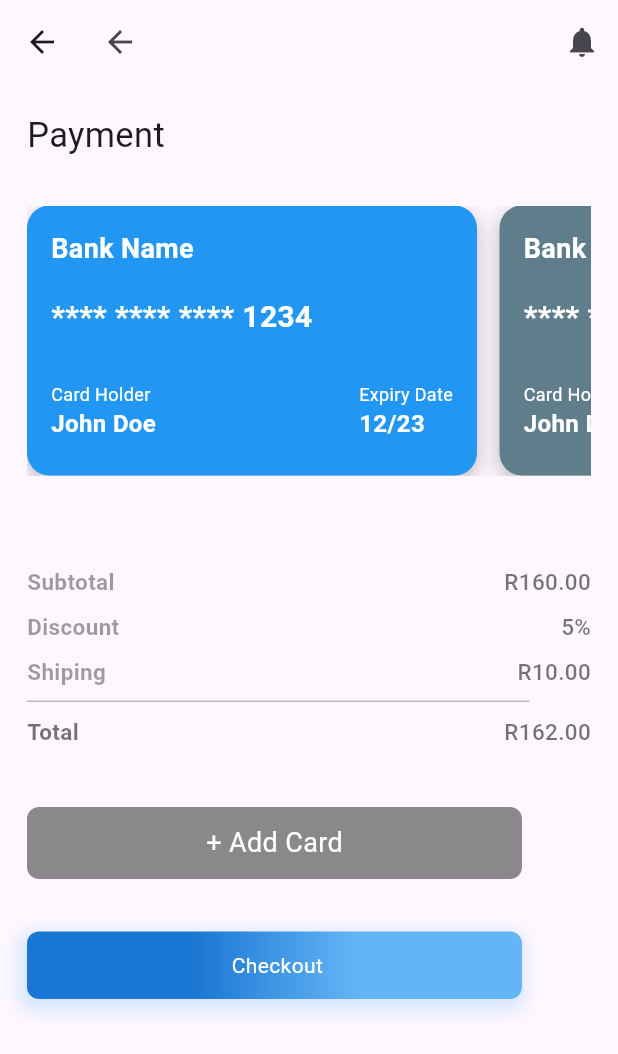
After one commit to ravishankarpradhan76/ecommerce, a Flutter app: the PaymentPage screen opened directly, on a phone screen of 412 x 824 dp. The commit adds this screen. Shown: the top 1054 px of the screen. Run offline on Flutter 3.47's test engine with Material 3 defaults, Android fonts, the phone set to English and light mode, and no system bars; network calls fail.

Commit message:
Checkout_page.dart

```diff
--- a/lib/common_widgets/common_button.dart
+++ b/lib/common_widgets/common_button.dart
@@ -9,7 +9,7 @@ class CommonButton extends StatelessWidget {
   @override
   Widget build(BuildContext context) {
     return Container(
-      width: 300,
+      width: 330,
       height: 45,
       decoration: BoxDecoration(
         gradient: LinearGradient(
--- a/lib/main.dart
+++ b/lib/main.dart
@@ -1,8 +1,11 @@
+import 'package:ecommerce/pages/home/Chechout_Screen.dart';
 import 'package:ecommerce/pages/home/home_page.dart';
 import 'package:ecommerce/pages/Log_In.dart';
 import 'package:ecommerce/pages/Sign_Up_Page.dart';
 import 'package:ecommerce/pages/Splash_Screen.dart';
 import 'package:ecommerce/pages/home/home_page1.dart';
+import 'package:ecommerce/pages/home/widgets/comfirmation_Page.dart';
+import 'package:ecommerce/pages/home/widgets/payment_page.dart';
 import 'package:ecommerce/pages/welcome_page.dart';
 import 'package:flutter/material.dart';
 
@@ -22,7 +25,7 @@ class MyApp extends StatelessWidget {
         colorScheme: ColorScheme.fromSeed(seedColor: Colors.deepPurple),
         useMaterial3: true,
       ),
-      home: HomePage1(),
+      home: ChechoutScreen(),
     );
   }
 }
--- /dev/null
+++ b/lib/pages/home/widgets/payment_page.dart
@@ -0,0 +1,222 @@
+import 'package:flutter/material.dart';
+
+import '../../../common_widgets/common_button.dart';
+
+class PaymentPage extends StatelessWidget {
+  const PaymentPage({Key? key}) : super(key: key);
+
+  @override
+  Widget build(BuildContext context) {
+    return  Scaffold(
+        appBar: AppBar(
+        actions: [
+        IconButton(onPressed: () {}, icon: const Icon(Icons.arrow_back)),
+    SizedBox(width: 260,),
+    IconButton(onPressed: () {}, icon: const Icon(Icons.notifications)),
+    ]
+        ),
+      body: Padding(
+        padding: const EdgeInsets.all(18.0),
+        child: Column(
+          crossAxisAlignment: CrossAxisAlignment.start,
+          children: [
+            Text('Payment',style: TextStyle(fontSize: 23,fontWeight: FontWeight.w400),),
+            SizedBox(height: 30,),
+            SingleChildScrollView(
+                  scrollDirection: Axis.horizontal,
+                  child: Row(
+                  children: [
+                  Container(
+                width: 300, // Width of the card
+                height: 180, // Height of the card
+                decoration: BoxDecoration(
+                  color: Colors.blue, // Card background color
+                  borderRadius: BorderRadius.circular(15), // Rounded corners
+                  boxShadow: [
+                    BoxShadow(
+                      color: Colors.black26,
+                      blurRadius: 10.0,
+                      offset: Offset(0, 4), // Shadow effect
+                    ),
+                  ],
+                ),
+                padding: EdgeInsets.all(16),
+                child: Column(
+                  crossAxisAlignment: CrossAxisAlignment.start,
+                  children: [
+                  Text('Bank Name',style: TextStyle(color: Colors.white, fontSize: 18, fontWeight: FontWeight.bold),),
+                    SizedBox(height: 18,),
+                    Text('**** **** **** 1234',style: TextStyle(color: Colors.white, fontSize: 20, fontWeight: FontWeight.bold),),
+                    SizedBox(height: 28,),
+                    Row(
+                      mainAxisAlignment: MainAxisAlignment.spaceBetween,
+                      children: [
+                        Column(
+                          crossAxisAlignment: CrossAxisAlignment.start,
+                          children: [
+                            Text('Card Holder',style: TextStyle(color: Colors.white, fontSize: 12),),
+                            Text('John Doe',style: TextStyle(color: Colors.white, fontSize: 16, fontWeight: FontWeight.bold),),
+                          ],
+                        ),
+                        Column(
+                          crossAxisAlignment: CrossAxisAlignment.start,
+                          children: [
+                            Text('Expiry Date',style: TextStyle(color: Colors.white, fontSize: 12),),
+                            Text('12/23',style: TextStyle(color: Colors.white, fontSize: 16, fontWeight: FontWeight.bold),),
+                          ],
+                        ),
+                      ],
+                    ),
+
+                  ],
+                    )
+                ),
+                  SizedBox(width: 15,),
+                  Container(
+                    width: 300, // Width of the card
+                    height: 180, // Height of the card
+                    decoration: BoxDecoration(
+                      color: Colors.blueGrey, // Card background color
+                      borderRadius: BorderRadius.circular(15), // Rounded corners
+                      boxShadow: [
+                        BoxShadow(
+                          color: Colors.black26,
+                          blurRadius: 10.0,
+                          offset: Offset(0, 4), // Shadow effect
+                        ),
+                      ],
+                    ),
+                    padding: EdgeInsets.all(16),
+                    child: Column(
+                      crossAxisAlignment: CrossAxisAlignment.start,
+                      children: [
+                        Text('Bank Name',style: TextStyle(color: Colors.white, fontSize: 18, fontWeight: FontWeight.bold),),
+                        SizedBox(height: 18,),
+                        Text('**** **** **** 1234',style: TextStyle(color: Colors.white, fontSize: 20, fontWeight: FontWeight.bold),),
+                        SizedBox(height: 28,),
+                        Row(
+                          mainAxisAlignment: MainAxisAlignment.spaceBetween,
+                          children: [
+                            Column(
+                              crossAxisAlignment: CrossAxisAlignment.start,
+                              children: [
+                                Text('Card Holder',style: TextStyle(color: Colors.white, fontSize: 12),),
+                                Text('John Doe',style: TextStyle(color: Colors.white, fontSize: 16, fontWeight: FontWeight.bold),),
+                              ],
+                            ),
+                            Column(
+                              crossAxisAlignment: CrossAxisAlignment.start,
+                              children: [
+                                Text('Expiry Date',style: TextStyle(color: Colors.white, fontSize: 12),),
+                                Text('12/23',style: TextStyle(color: Colors.white, fontSize: 16, fontWeight: FontWeight.bold),),
+                              ],
+                            ),
+                          ],
+                        ),
+
+                      ],
+                    )
+                ),
+                    SizedBox(width: 15,),
+                  Container(
+                    width: 300, // Width of the card
+                    height: 180, // Height of the card
+                    decoration: BoxDecoration(
+                      color: Colors.redAccent, // Card background color
+                      borderRadius: BorderRadius.circular(15), // Rounded corners
+                      boxShadow: [
+                        BoxShadow(
+                          color: Colors.black26,
+                          blurRadius: 10.0,
+                          offset: Offset(0, 4), // Shadow effect
+                        ),
+                      ],
+                    ),
+                    padding: EdgeInsets.all(16),
+                    child: Column(
+                      crossAxisAlignment: CrossAxisAlignment.start,
+                      children: [
+                        Text('Bank Name',style: TextStyle(color: Colors.white, fontSize: 18, fontWeight: FontWeight.bold),),
+                        SizedBox(height: 18,),
+                        Text('**** **** **** 1234',style: TextStyle(color: Colors.white, fontSize: 20, fontWeight: FontWeight.bold),),
+                        SizedBox(height: 28,),
+                        Row(
+                          mainAxisAlignment: MainAxisAlignment.spaceBetween,
+                          children: [
+                            Column(
+                              crossAxisAlignment: CrossAxisAlignment.start,
+                              children: [
+                                Text('Card Holder',style: TextStyle(color: Colors.white, fontSize: 12),),
+                                Text('John Doe',style: TextStyle(color: Colors.white, fontSize: 16, fontWeight: FontWeight.bold),),
+                              ],
+                            ),
+                            Column(
+                              crossAxisAlignment: CrossAxisAlignment.start,
+                              children: [
+                                Text('Expiry Date',style: TextStyle(color: Colors.white, fontSize: 12),),
+                                Text('12/23',style: TextStyle(color: Colors.white, fontSize: 16, fontWeight: FontWeight.bold),),
+                              ],
+                            ),
+                          ],
+                        ),
+
+                      ],
+                    )
+                ),
+              ],
+            )
+            ),
+            SizedBox(height: 60,),
+            Row(
+              mainAxisAlignment: MainAxisAlignment.spaceBetween,
+              children: [
+                Text('Subtotal',style: TextStyle(fontSize: 15,fontWeight: FontWeight.w600,color: Colors.black38),),
+                Text('R160.00',style: TextStyle(fontSize: 15,fontWeight: FontWeight.w500,color: Colors.black54),),
+              ],
+            ),
+            SizedBox(height: 9,),
+            Row(
+              mainAxisAlignment: MainAxisAlignment.spaceBetween,
+              children: [
+                Text('Discount',style: TextStyle(fontSize: 15,fontWeight: FontWeight.w600,color: Colors.black38),),
+                Text('5%',style: TextStyle(fontSize: 15,fontWeight: FontWeight.w500,color: Colors.black54),),
+              ],
+            ),
+            SizedBox(height: 9,),
+            Row(
+              mainAxisAlignment: MainAxisAlignment.spaceBetween,
+              children: [
+                Text('Shiping',style: TextStyle(fontSize: 15,fontWeight: FontWeight.w600,color: Colors.black38),),
+                Text('R10.00',style: TextStyle(fontSize: 15,fontWeight: FontWeight.w500,color: Colors.black54),),
+              ],
+            ),
+            SizedBox(height: 9,),
+            Container(
+              width: 335,
+              height: 1,
+              color: Colors.black26,),
+            SizedBox(height: 9,),
+            Row(
+              mainAxisAlignment: MainAxisAlignment.spaceBetween,
+              children: [
+                Text('Total',style: TextStyle(fontSize: 15,fontWeight: FontWeight.w600,color: Colors.black54),),
+                Text('R162.00',style: TextStyle(fontSize: 15,fontWeight: FontWeight.w500,color: Colors.black54),),
+              ],
+            ),
+            SizedBox(height: 40,),
+            Container(
+              height: 48,
+              width: 330,
+              decoration: BoxDecoration(
+                borderRadius: BorderRadius.circular(8),
+                color: Colors.black45,),
+              child: Center(child: Text('+ Add Card',style: TextStyle(fontSize: 18,fontWeight: FontWeight.w400,color: Colors.white),)),
+            ),
+            SizedBox(height: 35,),
+            CommonButton(title: ' Checkout'),
+          ],
+        ),
+      ),
+      );
+  }
+}
```
Also changed, not shown: lib/pages/Splash_Screen.dart (+34 -12 lines), lib/pages/home/Chechout_Screen.dart (added, +204 -0 lines), lib/pages/home/widgets/comfirmation_Page.dart (added, +63 -0 lines).
